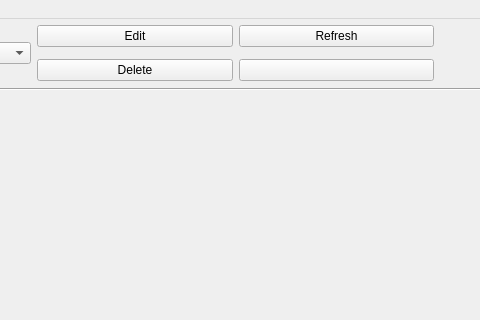
Haudkozaur/masterThesis, file gui.ui: the form before one commit; both pictures show x 377 to 857 and y 0 to 320 of the 857 by 600 pixel window.
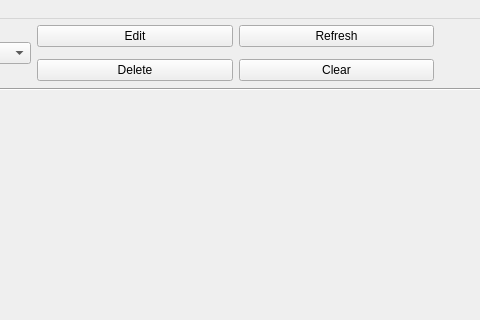
The form after the commit.

Diff of the .ui file:
```diff
--- a/gui.ui
+++ b/gui.ui
@@ -96,7 +96,7 @@
        <item row="1" column="1">
         <widget class="QPushButton" name="deleteButton">
          <property name="text">
-          <string/>
+          <string>Clear</string>
          </property>
         </widget>
        </item>
```
Left out of the diff: 4 changed lines with no effect on the pictures.
